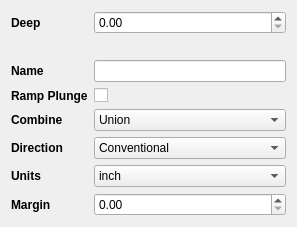
Qt form op_engrave.ui (xmarduel/pycut) before a commit.
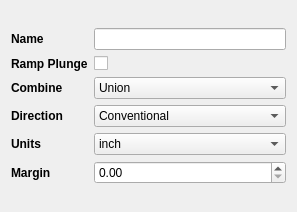
The same form after that commit.

Diff of the .ui file:
```diff
--- a/op_engrave.ui
+++ b/op_engrave.ui
@@ -7,7 +7,7 @@
     <x>0</x>
     <y>0</y>
     <width>297</width>
-    <height>208</height>
+    <height>212</height>
    </rect>
   </property>
   <property name="windowTitle">
@@ -19,7 +19,7 @@
      <property name="formAlignment">
       <set>Qt::AlignCenter</set>
      </property>
-     <item row="2" column="0">
+     <item row="0" column="0">
       <widget class="QLabel" name="label_19">
        <property name="font">
         <font>
@@ -32,10 +32,10 @@
        </property>
       </widget>
      </item>
-     <item row="2" column="1">
+     <item row="0" column="1">
       <widget class="QLineEdit" name="lineEdit"/>
      </item>
-     <item row="3" column="0">
+     <item row="1" column="0">
       <widget class="QLabel" name="label_20">
        <property name="font">
         <font>
@@ -48,14 +48,14 @@
        </property>
       </widget>
      </item>
-     <item row="3" column="1">
+     <item row="1" column="1">
       <widget class="QCheckBox" name="checkBox_2">
        <property name="text">
         <string/>
        </property>
       </widget>
      </item>
-     <item row="4" column="0">
+     <item row="2" column="0">
       <widget class="QLabel" name="label_35">
        <property name="font">
         <font>
@@ -68,7 +68,7 @@
        </property>
       </widget>
      </item>
-     <item row="4" column="1">
+     <item row="2" column="1">
       <widget class="QComboBox" name="comboBox_6">
        <item>
         <property name="text">
@@ -92,7 +92,7 @@
        </item>
       </widget>
      </item>
-     <item row="5" column="0">
+     <item row="3" column="0">
       <widget class="QLabel" name="label_36">
        <property name="font">
         <font>
@@ -105,7 +105,7 @@
        </property>
       </widget>
      </item>
-     <item row="5" column="1">
+     <item row="3" column="1">
       <widget class="QComboBox" name="comboBox_5">
        <item>
         <property name="text">
@@ -119,7 +119,7 @@
        </item>
       </widget>
      </item>
-     <item row="6" column="0">
+     <item row="4" column="0">
       <widget class="QLabel" name="label_37">
        <property name="font">
         <font>
@@ -132,7 +132,7 @@
        </property>
       </widget>
      </item>
-     <item row="6" column="1">
+     <item row="4" column="1">
       <widget class="QComboBox" name="comboBox_3">
        <item>
         <property name="text">
@@ -146,7 +146,7 @@
        </item>
       </widget>
      </item>
-     <item row="7" column="0">
+     <item row="5" column="0">
       <widget class="QLabel" name="label_38">
        <property name="font">
         <font>
@@ -159,32 +159,9 @@
        </property>
       </widget>
      </item>
-     <item row="7" column="1">
+     <item row="5" column="1">
       <widget class="QDoubleSpinBox" name="doubleSpinBox_8"/>
      </item>
-     <item row="0" column="0">
-      <widget class="QLabel" name="labelPocketDepth">
-       <property name="font">
-        <font>
-         <weight>75</weight>
-         <bold>true</bold>
-        </font>
-       </property>
-       <property name="text">
-        <string>Deep</string>
-       </property>
-      </widget>
-     </item>
-     <item row="0" column="1">
-      <widget class="QDoubleSpinBox" name="doubleSpinBoxPocketDepth"/>
-     </item>
-     <item row="1" column="0">
-      <widget class="QLabel" name="label">
-       <property name="text">
-        <string/>
-       </property>
-      </widget>
-     </item>
     </layout>
    </item>
   </layout>
```
